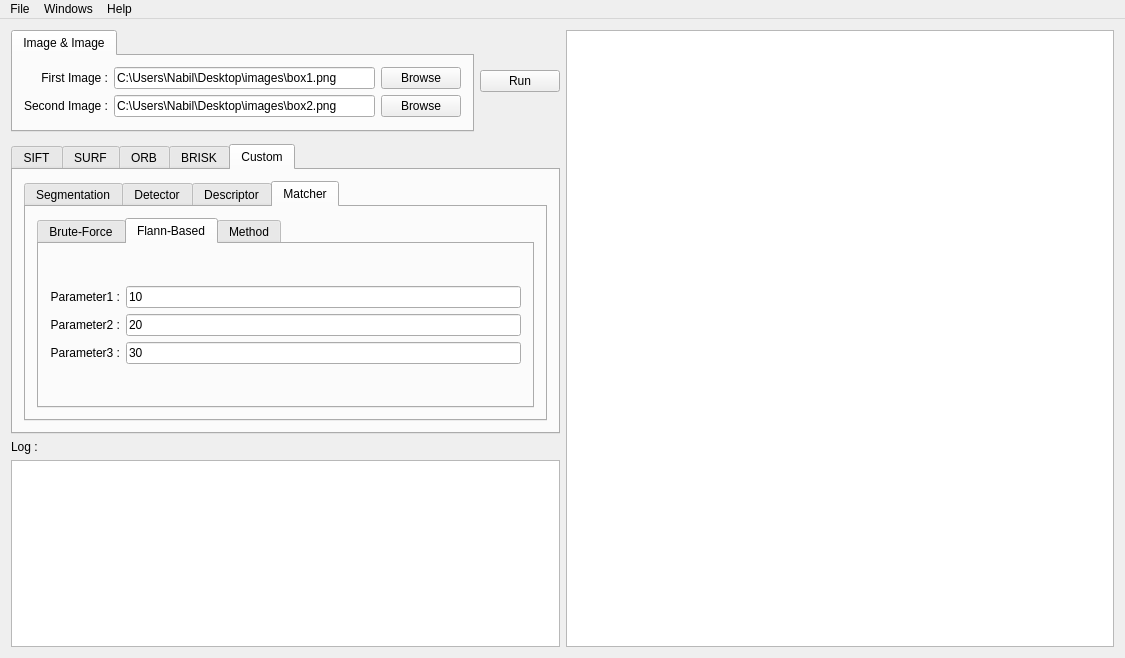
Above: source_code/mainwindow.ui from Aissa94/PFE_Project before the change. Below: the same form after it.
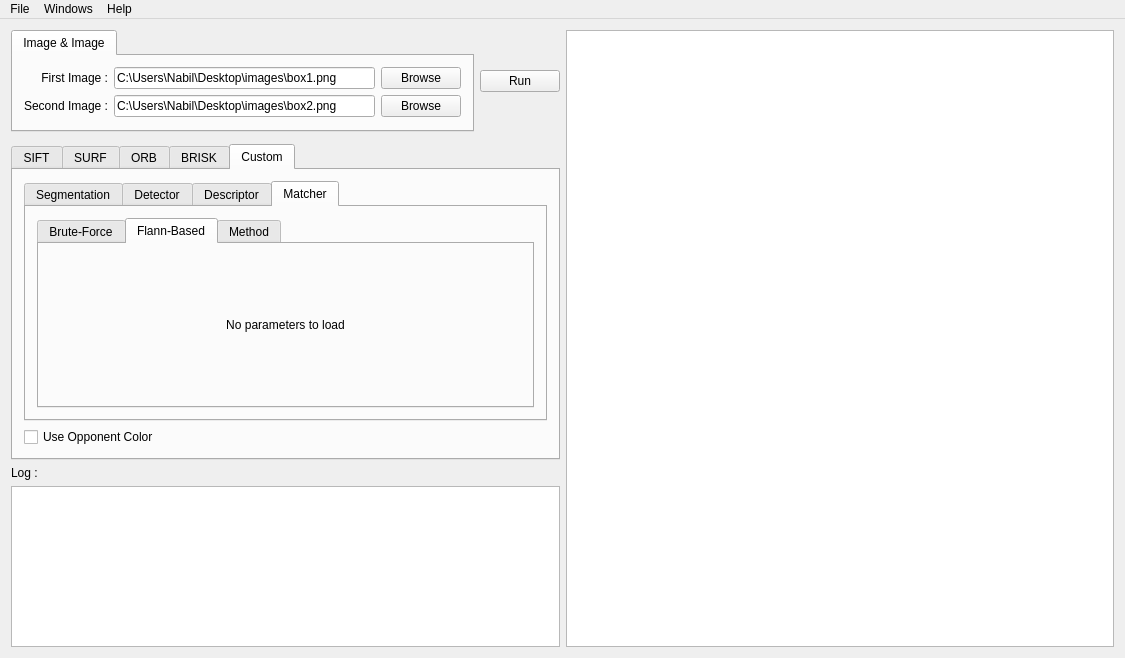
That is the form after the change. The open tabs and pages were chosen to show the change.

Commit message: Avant réunion

Patch:
```diff
--- a/source_code/mainwindow.ui
+++ b/source_code/mainwindow.ui
@@ -571,8 +571,6 @@
        <attribute name="title">
         <string>Custom</string>
        </attribute>
-       <layout class="QGridLayout" name="gridLayout_14">
-        <item row="1" column="0">
          <layout class="QGridLayout" name="gridLayout_15">
           <item row="0" column="0">
            <widget class="QTabWidget" name="customTabs">
@@ -1596,51 +1594,10 @@
                     <item row="0" column="0">
                      <widget class="QLabel" name="matcherFlannBasedParam1Label">
                       <property name="text">
-                       <string>Parameter1 :</string>
+                     <string>No parameters to load</string>
                       </property>
                       <property name="alignment">
-                       <set>Qt::AlignRight|Qt::AlignTrailing|Qt::AlignVCenter</set>
-                      </property>
-                     </widget>
-                    </item>
-                    <item row="1" column="0">
-                     <widget class="QLabel" name="matcherFlannBasedParam2Label">
-                      <property name="text">
-                       <string>Parameter2 :</string>
-                      </property>
-                      <property name="alignment">
-                       <set>Qt::AlignRight|Qt::AlignTrailing|Qt::AlignVCenter</set>
-                      </property>
-                     </widget>
-                    </item>
-                    <item row="2" column="0">
-                     <widget class="QLabel" name="matcherFlannBasedParam3Label">
-                      <property name="text">
-                       <string>Parameter3 :</string>
-                      </property>
-                      <property name="alignment">
-                       <set>Qt::AlignRight|Qt::AlignTrailing|Qt::AlignVCenter</set>
-                      </property>
-                     </widget>
-                    </item>
-                    <item row="0" column="1">
-                     <widget class="QLineEdit" name="matcherFlannBasedParam1Text">
-                      <property name="text">
-                       <string>10</string>
-                      </property>
-                     </widget>
-                    </item>
-                    <item row="1" column="1">
-                     <widget class="QLineEdit" name="matcherFlannBasedParam2Text">
-                      <property name="text">
-                       <string>20</string>
-                      </property>
-                     </widget>
-                    </item>
-                    <item row="2" column="1">
-                     <widget class="QLineEdit" name="matcherFlannBasedParam3Text">
-                      <property name="text">
-                       <string>30</string>
+                     <set>Qt::AlignCenter</set>
                       </property>
                      </widget>
                     </item>
@@ -1716,7 +1673,18 @@
             </widget>
            </widget>
           </item>
-         </layout>
+        <item row="1" column="0">
+         <widget class="QCheckBox" name="opponentColor">
+          <property name="cursor">
+           <cursorShape>PointingHandCursor</cursorShape>
+          </property>
+          <property name="text">
+           <string>Use Opponent Color</string>
+          </property>
+          <property name="checked">
+           <bool>false</bool>
+          </property>
+         </widget>
         </item>
        </layout>
       </widget>
```
Left out of the diff: 15 changed lines with no effect on the pictures. Lines whose indentation alone changed are shown as unchanged. The commit also changes 1 other file.
